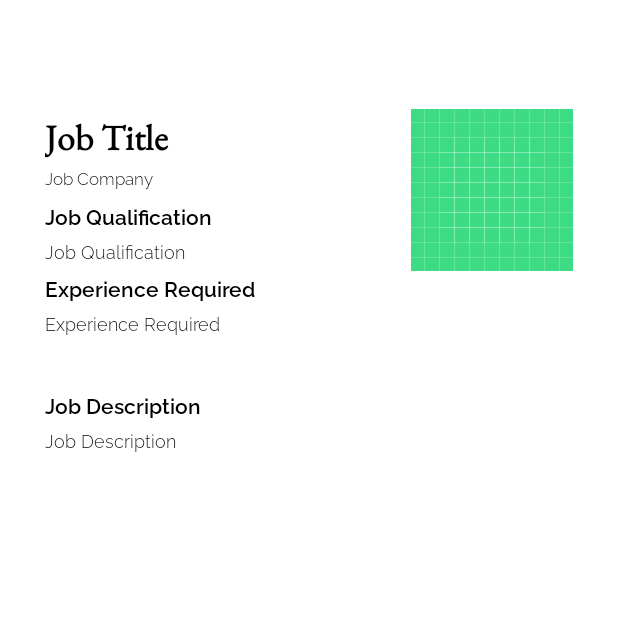
After one commit to naufudge/inventum-opus, an Android app built with Jetpack Compose: the DetailedActivity screen opened directly, with no data from a screen before it, on a phone screen of 412 x 824 dp, the top half of it. The commit adds this screen. Run offline under Robolectric (Android 15) with nearby library versions, the phone set to English and light mode, and no system bars; our stand-ins replace Picasso; pictures from the network do not load.

Commit message:
Now you can click on listing and view more info

```diff
--- a/app/build.gradle.kts
+++ b/app/build.gradle.kts
@@ -61,6 +61,8 @@ dependencies {
     implementation(libs.androidx.material3)
     implementation(libs.androidx.cardview)
     implementation(libs.androidx.constraintlayout)
+    implementation(libs.androidx.appcompat)
+    implementation(libs.androidx.activity)
     testImplementation(libs.junit)
     androidTestImplementation(libs.androidx.junit)
     androidTestImplementation(libs.androidx.espresso.core)
--- /dev/null
+++ b/app/src/main/java/com/example/inventumopus/DetailedActivity.kt
@@ -0,0 +1,48 @@
+package com.example.inventumopus
+
+import android.os.Bundle
+import android.widget.ImageView
+import android.widget.TextView
+import androidx.activity.enableEdgeToEdge
+import androidx.appcompat.app.AppCompatActivity
+import androidx.core.view.ViewCompat
+import androidx.core.view.WindowInsetsCompat
+import com.google.android.material.imageview.ShapeableImageView
+import com.squareup.picasso.Picasso
+
+class DetailedActivity : AppCompatActivity() {
+    override fun onCreate(savedInstanceState: Bundle?) {
+        super.onCreate(savedInstanceState)
+        enableEdgeToEdge()
+        setContentView(R.layout.activity_detailed)
+        supportActionBar?.hide()
+        val job = intent.getParcelableExtra<Job>("job")
+
+        if (job != null) {
+            println("Test")
+            val jobTitle : TextView = findViewById(R.id.jobTitle)
+            val jobDesc : TextView = findViewById(R.id.jobDesc)
+            val jobCompany : TextView = findViewById(R.id.jobCompany)
+            val jobQual : TextView = findViewById(R.id.jobQual)
+            val jobImage : ImageView = findViewById(R.id.jobImage)
+            val jobExp : TextView = findViewById(R.id.jobExp)
+
+
+            // show image
+            Picasso.get().load(job.image).into(jobImage)
+
+            // show text
+            jobTitle.text = job.name
+            jobExp.text = job.experience
+            jobDesc.text = job.description
+            jobCompany.text = job.company
+            jobQual.text = job.qualification
+        }
+
+//        ViewCompat.setOnApplyWindowInsetsListener(findViewById(R.id.main)) { v, insets ->
+//            val systemBars = insets.getInsets(WindowInsetsCompat.Type.systemBars())
+//            v.setPadding(systemBars.left, systemBars.top, systemBars.right, systemBars.bottom)
+//            insets
+//        }
+    }
+}
--- /dev/null
+++ b/app/src/main/res/layout/activity_detailed.xml
@@ -0,0 +1,148 @@
+<?xml version="1.0" encoding="utf-8"?>
+<LinearLayout xmlns:android="http://schemas.android.com/apk/res/android"
+    xmlns:app="http://schemas.android.com/apk/res-auto"
+    xmlns:tools="http://schemas.android.com/tools"
+    android:id="@+id/main"
+    android:layout_width="match_parent"
+    android:layout_height="match_parent"
+    tools:context=".DetailedActivity"
+    android:orientation="vertical"
+    android:background="@color/white"
+    >
+
+    <ScrollView
+        android:layout_width="match_parent"
+        android:layout_height="match_parent">
+
+        <LinearLayout
+            android:layout_width="match_parent"
+            android:layout_height="wrap_content"
+            android:orientation="vertical">
+
+            <LinearLayout
+                android:layout_width="match_parent"
+                android:layout_height="wrap_content"
+                android:layout_margin="30dp"
+                android:orientation="horizontal">
+
+                <LinearLayout
+                    android:layout_width="0dp"
+                    android:layout_height="wrap_content"
+                    android:layout_weight="1"
+                    android:orientation="vertical">
+
+                    <!-- Job Title -->
+                    <TextView
+                        android:id="@+id/jobTitle"
+                        android:layout_width="match_parent"
+                        android:layout_height="0dp"
+                        android:layout_marginTop="45dp"
+                        android:layout_weight="1"
+                        android:fontFamily="@font/eb_garamond"
+                        android:text="@string/job_title"
+                        android:textColor="@color/black"
+                        android:textSize="24sp"
+                        android:textStyle="bold" />
+
+                    <!-- Company -->
+                    <TextView
+                        android:id="@+id/jobCompany"
+                        android:layout_width="match_parent"
+                        android:layout_height="wrap_content"
+                        android:layout_marginVertical="2dp"
+                        android:fontFamily="@font/raleway_light"
+                        android:text="@string/job_company"
+                        android:textColor="@color/black"
+                        android:textSize="11sp" />
+
+                    <!-- Job Qualification -->
+                    <TextView
+                        android:layout_width="match_parent"
+                        android:layout_height="wrap_content"
+                        android:layout_marginVertical="5dp"
+                        android:layout_marginTop="10dp"
+                        android:fontFamily="@font/raleway_semibold"
+                        android:text="@string/job_qualification"
+                        android:textColor="@color/black" />
+
+                    <TextView
+                        android:id="@+id/jobQual"
+                        android:layout_width="match_parent"
+                        android:layout_height="wrap_content"
+                        android:fontFamily="@font/raleway_light"
+                        android:text="@string/job_qualification"
+                        android:textColor="@color/black"
+                        android:textSize="12sp" />
+
+                    <!-- Experience -->
+                    <TextView
+                        android:layout_width="match_parent"
+                        android:layout_height="wrap_content"
+                        android:layout_marginVertical="5dp"
+                        android:layout_marginTop="10dp"
+                        android:fontFamily="@font/raleway_semibold"
+                        android:text="@string/job_experience"
+                        android:textColor="@color/black" />
+
+                    <TextView
+                        android:id="@+id/jobExp"
+                        android:layout_width="match_parent"
+                        android:layout_height="wrap_content"
+                        android:fontFamily="@font/raleway_light"
+                        android:text="@string/job_experience"
+                        android:textColor="@color/black"
+                        android:textSize="12sp" />
+
+
+                </LinearLayout>
+
+                <ImageView
+                    android:id="@+id/jobImage"
+                    android:layout_width="wrap_content"
+                    android:layout_height="wrap_content"
+                    android:layout_gravity="center"
+                    android:src="@drawable/ic_launcher_background" />
+
+            </LinearLayout>
+
+            <LinearLayout
+                android:layout_width="match_parent"
+                android:layout_height="wrap_content"
+                android:layout_marginHorizontal="30dp"
+                android:layout_marginBottom="30dp"
+                android:orientation="vertical">
+
+                <!-- Job Description -->
+                <TextView
+                    android:layout_width="match_parent"
+                    android:layout_height="wrap_content"
+                    android:layout_marginVertical="5dp"
+                    android:fontFamily="@font/raleway_semibold"
+                    android:text="@string/job_description"
+                    android:textColor="@color/black" />
+
+                <TextView
+                    android:id="@+id/jobDesc"
+                    android:layout_width="match_parent"
+                    android:layout_height="wrap_content"
+                    android:fontFamily="@font/raleway_light"
+                    android:lineSpacingMultiplier="1.25"
+                    android:text="@string/job_description"
+                    android:textColor="@color/black"
+                    android:textSize="12sp" />
+
+            </LinearLayout>
+
+        </LinearLayout>
+    </ScrollView>
+
+    <!-- Job Description -->
+
+    <!--    <com.google.android.material.button.MaterialButton-->
+<!--        android:layout_width="150dp"-->
+<!--        android:layout_height="45dp"-->
+<!--        android:layout_gravity="center"-->
+<!--        android:text="@string/apply_button"-->
+<!--        />-->
+
+</LinearLayout>
--- a/app/src/main/res/values/strings.xml
+++ b/app/src/main/res/values/strings.xml
@@ -1,3 +1,18 @@
 <resources>
     <string name="app_name">InventumOpus</string>
+
+    <string name="job_title">Job Title</string>
+    <string name="job_description">Job Description</string>
+    <string name="job_qualification">Job Qualification</string>
+    <string name="job_experience">Experience Required</string>
+    <string name="job_company">Job Company</string>
+    <string name="job_image">JobImage</string>
+
+    <string name="popular">Popular Categories</string>
+    <string name="recent">Recent Listings</string>
+    <string name="welcome">Welcome</string>
+
+    <string name="test">Test</string>
+
+    <string name="apply_button">Apply</string>
 </resources>
--- a/gradle/libs.versions.toml
+++ b/gradle/libs.versions.toml
@@ -10,6 +10,8 @@ activityCompose = "1.9.0"
 composeBom = "2024.04.01"
 cardview = "1.0.0"
 constraintlayout = "2.1.4"
+appcompat = "1.6.1"
+activity = "1.9.1"
 
 [libraries]
 androidx-core-ktx = { group = "androidx.core", name = "core-ktx", version.ref = "coreKtx" }
@@ -34,6 +36,8 @@ converterGson = { group = "com.squareup.retrofit2", name = "converter-gson", ver
 recyclerview = { group = "androidx.recyclerview", name = "recyclerview", version = "1.3.2" }
 material = { group = "com.google.android.material", name = "material", version="1.12.0" }
 picasso = { group = "com.squareup.picasso", name = "picasso", version = "2.8" }
+androidx-appcompat = { group = "androidx.appcompat", name = "appcompat", version.ref = "appcompat" }
+androidx-activity = { group = "androidx.activity", name = "activity", version.ref = "activity" }
 
 [plugins]
 android-application = { id = "com.android.application", version.ref = "agp" }
```
Also changed, not shown: app/src/main/AndroidManifest.xml (+6 -3 lines), app/src/main/java/com/example/inventumopus/Job.kt (+49 -1 lines), app/src/main/java/com/example/inventumopus/JobsAdapter.kt (+8 -1 lines), app/src/main/java/com/example/inventumopus/MainActivity.kt (+10 -18 lines), app/src/main/res/layout/activity_main.xml (+15 -8 lines), app/src/main/res/layout/each_listing.xml (+6 -4 lines).
